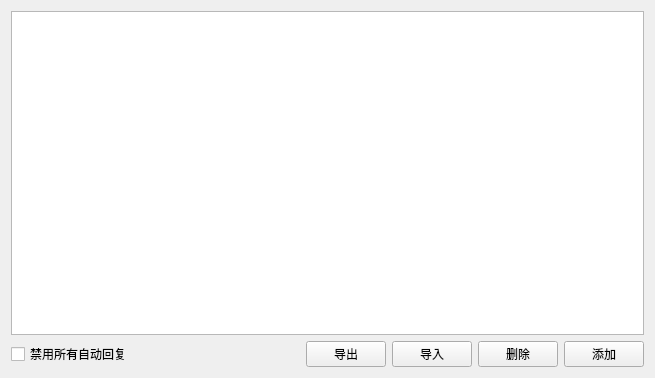
Before: the Qt Designer form src/pages/page/other/autoresponse/SAKOtherAutoResponseItemManager.ui in x-tools-author/x-tools, drawn with Qt 5.
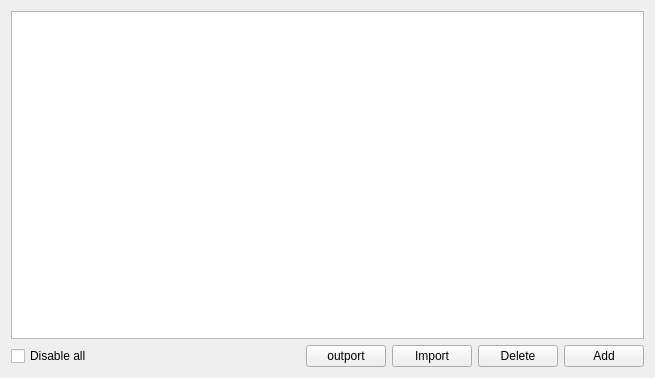
After: the same form once the commit is applied.

The edit to the form file:
```diff
--- a/src/pages/page/other/autoresponse/SAKOtherAutoResponseItemManager.ui
+++ b/src/pages/page/other/autoresponse/SAKOtherAutoResponseItemManager.ui
@@ -17,14 +17,14 @@
    <item row="1" column="5">
     <widget class="QPushButton" name="addItemPushButton">
      <property name="text">
-      <string>添加</string>
+      <string>Add</string>
      </property>
     </widget>
    </item>
    <item row="1" column="0">
     <widget class="QCheckBox" name="forbidAllCheckBox">
      <property name="text">
-      <string>禁用所有自动回复</string>
+      <string>Disable all</string>
      </property>
     </widget>
    </item>
@@ -34,7 +34,7 @@
    <item row="1" column="4">
     <widget class="QPushButton" name="deleteItemPushButton">
      <property name="text">
-      <string>删除</string>
+      <string>Delete</string>
      </property>
     </widget>
    </item>
@@ -54,14 +54,14 @@
    <item row="1" column="2">
     <widget class="QPushButton" name="outportPushButton">
      <property name="text">
-      <string>导出</string>
+      <string>outport</string>
      </property>
     </widget>
    </item>
    <item row="1" column="3">
     <widget class="QPushButton" name="importPushButton">
      <property name="text">
-      <string>导入</string>
+      <string>Import</string>
      </property>
     </widget>
    </item>
```
Left out of the diff: 2 changed lines with no effect on the pictures.
